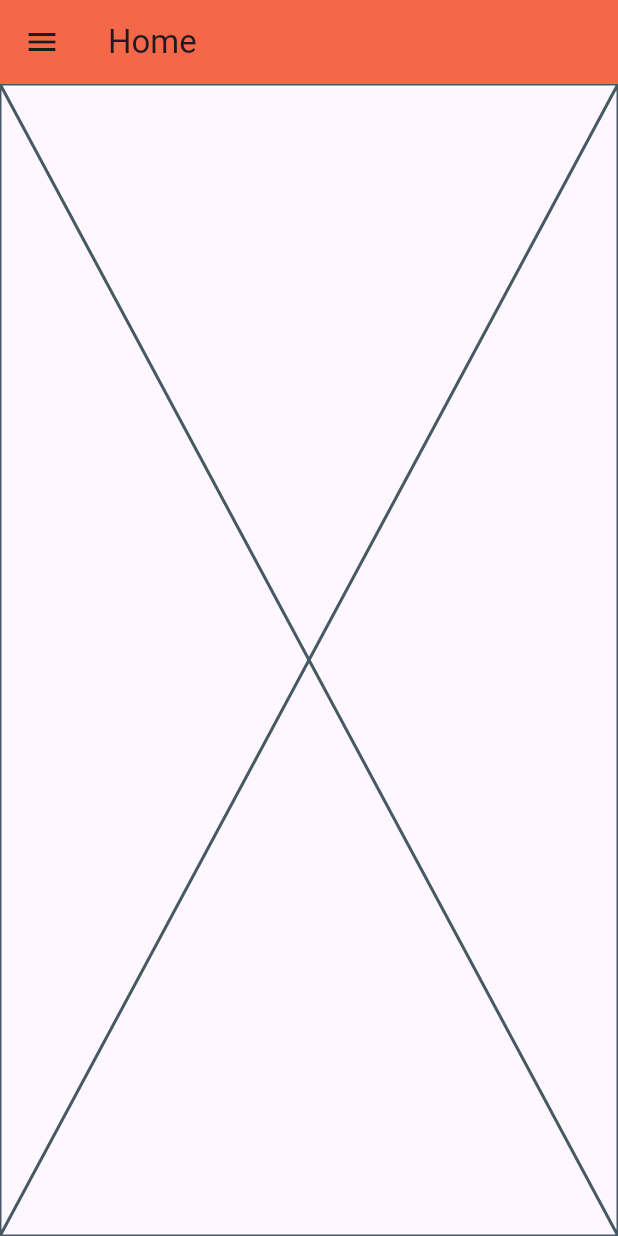
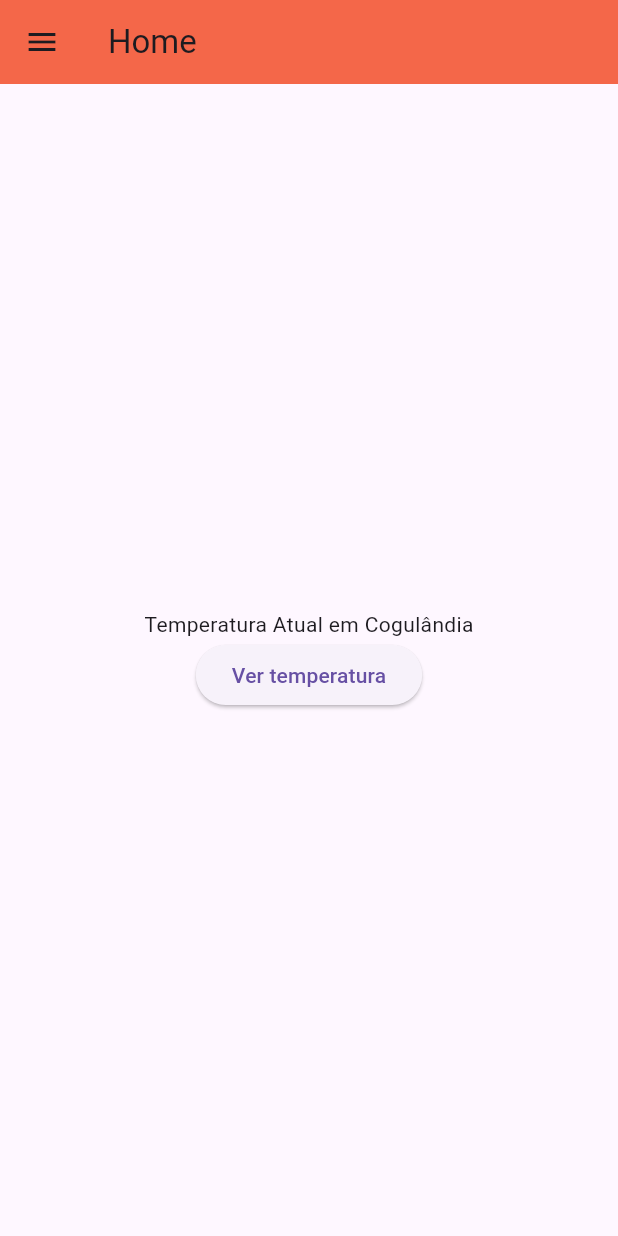
Before and after one commit to VinioVnz/utilidades_exercicio, a Flutter app: the screen it shows after launch, on a phone screen of 412 x 824 dp. Run offline on Flutter 3.47's test engine with Material 3 defaults, Android fonts, the phone set to English and light mode, and no system bars.

Commit message:
atualizei a tela home

```diff
--- /dev/null
+++ b/lib/src/controller/temperatura_controller.dart
@@ -0,0 +1,3 @@
+class TemperaturaController {
+
+}
--- a/lib/src/views/home_view.dart
+++ b/lib/src/views/home_view.dart
@@ -1,10 +1,24 @@
 import 'package:flutter/material.dart';
+import 'package:utilidades/src/controller/temperatura_controller.dart';
 
 class HomeView extends StatelessWidget {
   const HomeView({super.key});
 
   @override
   Widget build(BuildContext context) {
-    return const Placeholder();
+    final controller = TemperaturaController();
+
+    return Padding(
+      padding: EdgeInsets.all(16),
+      child: Center(
+        child: Column(
+          mainAxisAlignment: MainAxisAlignment.center,
+          children: [
+            Text("Temperatura Atual em Cogulândia"),
+            ElevatedButton(onPressed: (){}, child: Text("Ver temperatura")),
+          ],
+        ),
+      ),
+    );
   }
 }
```
Also changed, not shown: lib/src/models/temperatura_model.dart (added), 1 other file.
